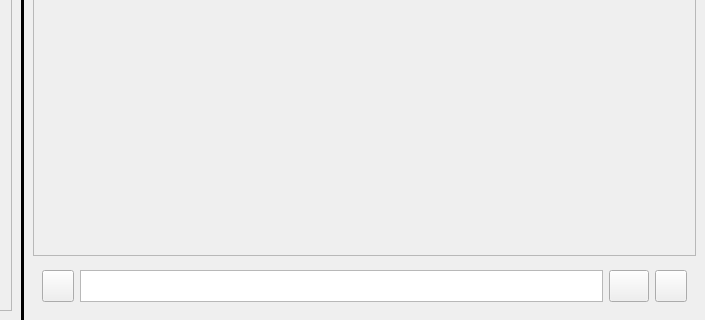
The window that Client/mainwindow.ui (AP-projects-4001/jan-hafte) describes before a commit, drawn with Qt 5; both pictures show x 252 to 957 and y 280 to 600 of the 957 by 600 pixel window.
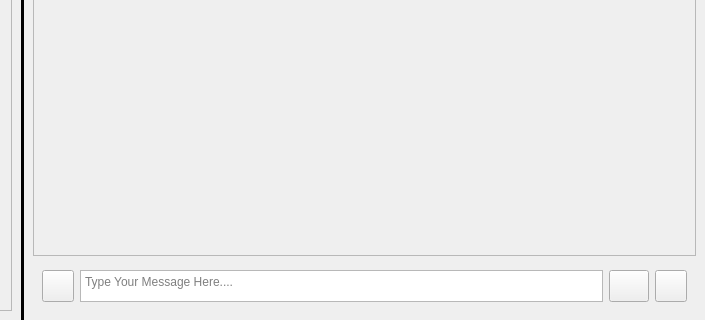
The same window after the commit. Icons and pictures are not drawn.

What changed in the file:
```diff
--- a/Client/mainwindow.ui
+++ b/Client/mainwindow.ui
@@ -447,6 +447,9 @@
                 <property name="overwriteMode">
                  <bool>true</bool>
                 </property>
+                <property name="placeholderText">
+                 <string>Type Your Message Here....</string>
+                </property>
                </widget>
               </item>
               <item>
```
Left out of the diff: 16 changed lines with no effect on the pictures.
